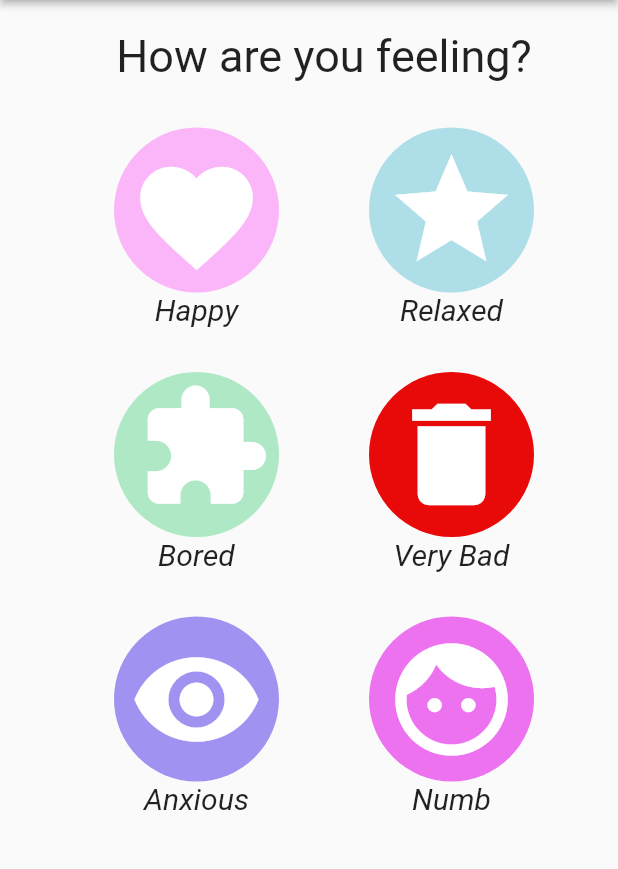
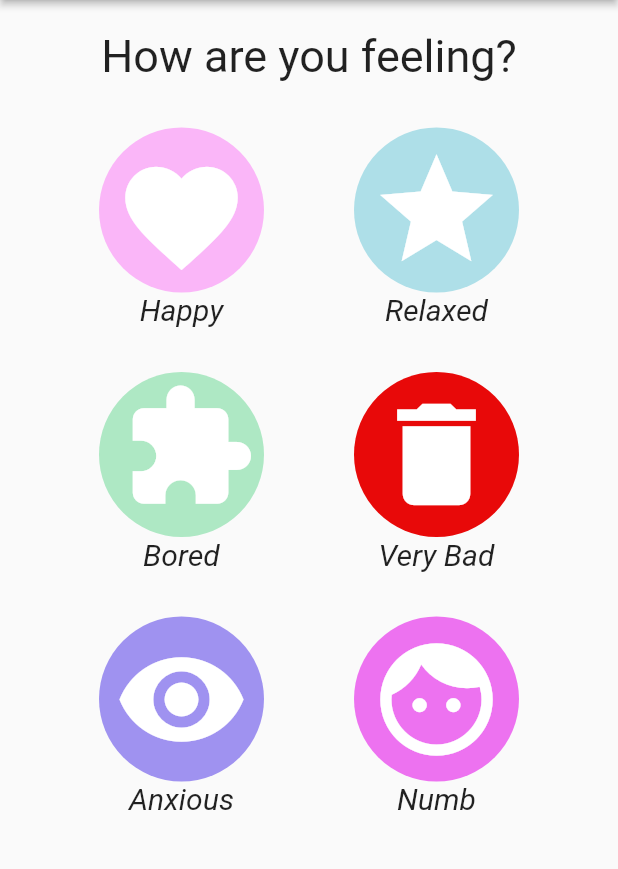
Before and after one commit to rb2750/Healphie, a Flutter app: the screen it shows after launch, on a phone screen of 412 x 824 dp, the part 84-953 px from its top. Run offline on Flutter 3.47's test engine with Material 2 defaults, Android fonts, the phone set to English and light mode, and no system bars; our stand-ins replace charts_flutter, flutter_local_notifications, shared_preferences.

```diff
--- a/lib/main.dart
+++ b/lib/main.dart
@@ -171,7 +171,7 @@ class LogHealthFragment extends StatelessWidget {
   @override
   Widget build(BuildContext context) {
     return new Container(
-        padding: EdgeInsets.only(left: 20, top: 20),
+        padding: EdgeInsets.only(top: 20),
         child: Column(
           children: <Widget>[
             Align(child: Text("How are you feeling?", style: TextStyle(fontSize: 30))),
```
Also changed, not shown: lib/charts.dart (+7 -5 lines).
